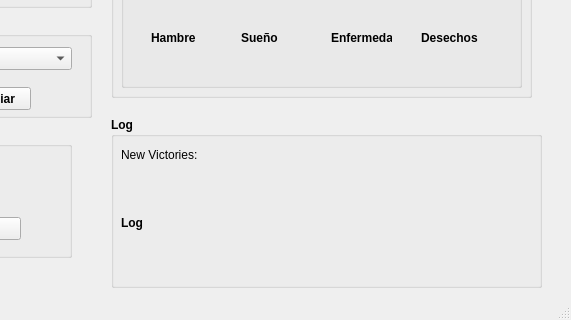
This is mainwindow.ui in Raimmaster/TamagotchiFarm as Qt 5 draws it before an edit; both pictures show x 119 to 690 and y 170 to 490 of the 690 by 490 pixel window. The edited form follows.
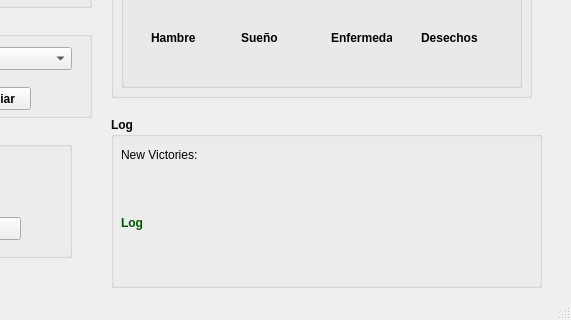
This is the edited form.

The edit to the form file:
```diff
--- a/mainwindow.ui
+++ b/mainwindow.ui
@@ -415,6 +415,9 @@
        <height>91</height>
       </rect>
      </property>
+     <property name="styleSheet">
+      <string notr="true">color: rgb(0, 85, 0);</string>
+     </property>
      <property name="text">
       <string>Log</string>
      </property>
```
Left out of the diff: 3 changed lines with no effect on the pictures.
